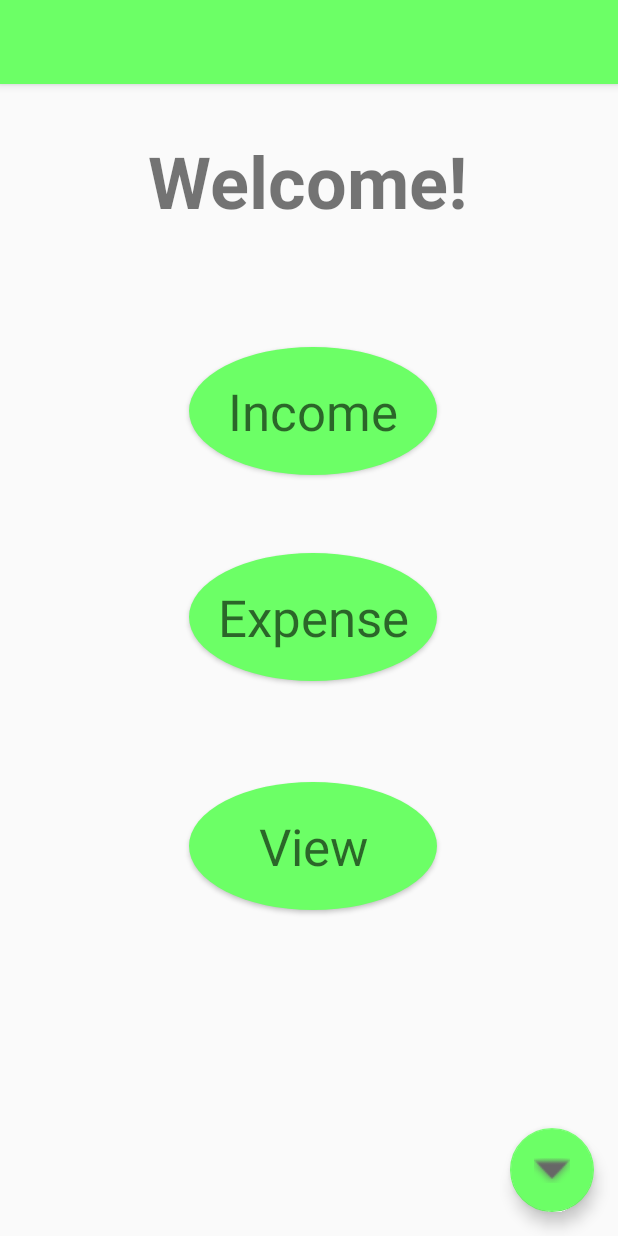
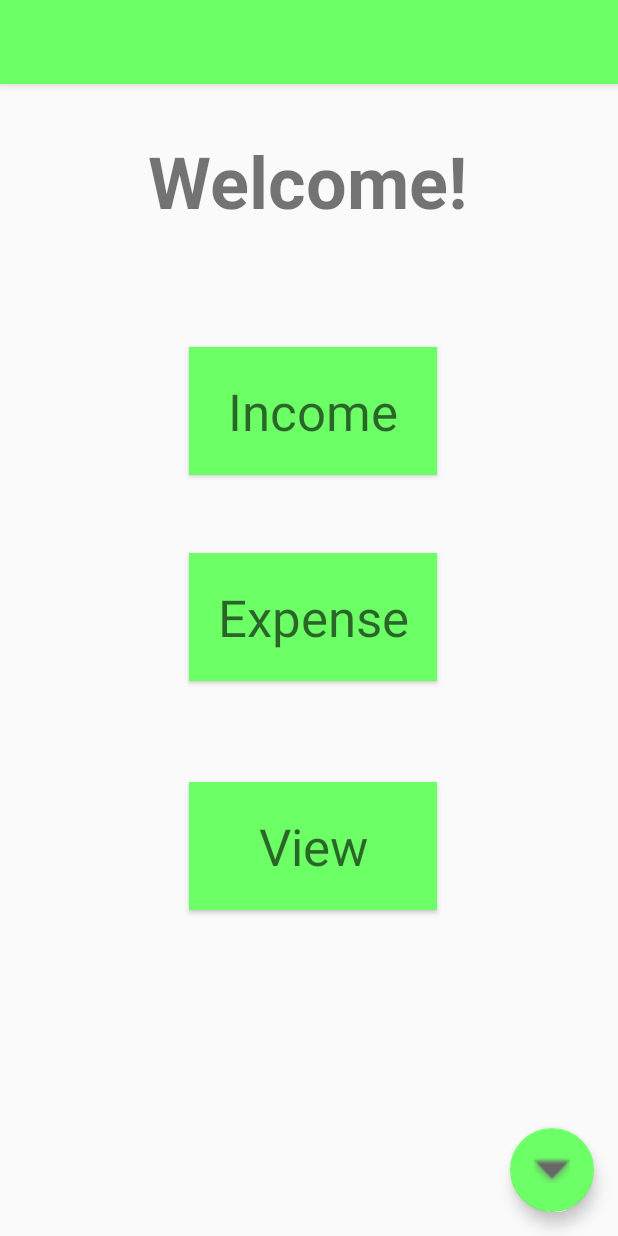
Before and after one commit to WSU-4110/Budget-Minimalism, an Android app: the screen it shows after launch (MainActivity), on a phone screen of 412 x 824 dp. Run offline under Robolectric (Android 15) with nearby library versions, the phone set to English and light mode, and no system bars.

Commit message:
Changed buttons back to square

```diff
--- a/BudgetMinimalism/app/src/main/res/layout/content_main.xml
+++ b/BudgetMinimalism/app/src/main/res/layout/content_main.xml
@@ -29,7 +29,7 @@
         android:layout_marginEnd="16dp"
         android:layout_marginRight="16dp"
         android:layout_marginBottom="16dp"
-        android:background="@drawable/roundedbutton"
+        android:background="#6cff66"
         android:text="@string/Income"
         android:textAppearance="@style/TextAppearance.AppCompat.Display1"
         app:layout_constraintBottom_toBottomOf="parent"
@@ -49,7 +49,7 @@
         android:layout_marginEnd="16dp"
         android:layout_marginRight="16dp"
         android:layout_marginBottom="16dp"
-        android:background="@drawable/roundedbutton"
+        android:background="#6cff66"
         android:text="@string/button_label3"
         android:textAppearance="@style/TextAppearance.AppCompat.Display1"
         app:layout_constraintBottom_toBottomOf="parent"
@@ -69,7 +69,7 @@
         android:layout_marginEnd="16dp"
         android:layout_marginRight="16dp"
         android:layout_marginBottom="16dp"
-        android:background="@drawable/roundedbutton"
+        android:background="#6cff66"
         android:text="@string/button_label4"
         android:textAppearance="@style/TextAppearance.AppCompat.Display1"
         app:layout_constraintBottom_toBottomOf="parent"
```
